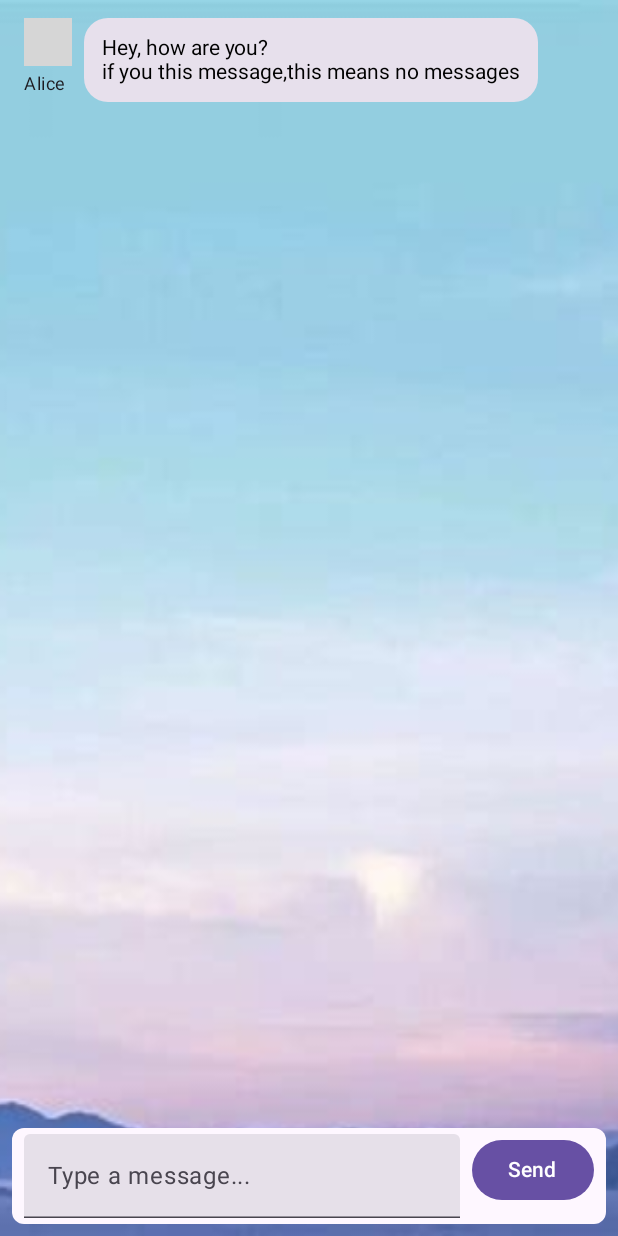
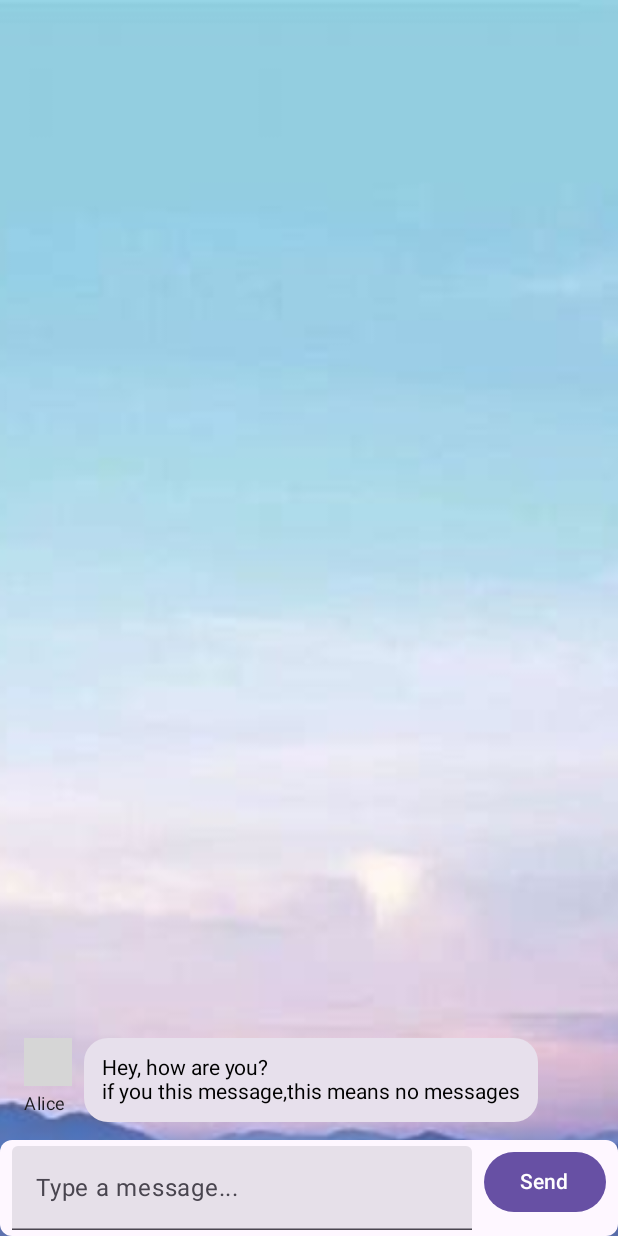
Before and after one commit to AndroidDevTeam-2024/web, an Android app built with Jetpack Compose: the MessagesScreen screen opened through its navigation route, after a tap on "Alice", on a phone screen of 412 x 824 dp. Run offline under Robolectric (Android 15) with nearby library versions, the phone set to English and light mode, and no system bars; libraries missing offline, so code that uses them is left out: com.iflytek.sparkchain; network calls fail; pictures from the network do not load; 3 statements that could not run were skipped; grey boxes are pictures that could not be loaded.

Commit message:
修改聊天高度

```diff
--- a/app/src/main/java/com/example/atry/MessageActivity.kt
+++ b/app/src/main/java/com/example/atry/MessageActivity.kt
@@ -3,6 +3,7 @@ package com.example.atry
 import android.annotation.SuppressLint
 import android.content.Intent
 import android.util.Log
+import androidx.compose.animation.animateContentSize
 import androidx.compose.foundation.Image
 import androidx.compose.foundation.background
 import androidx.compose.foundation.clickable
@@ -24,6 +25,7 @@ import androidx.compose.foundation.shape.RoundedCornerShape
 import androidx.compose.material3.ExperimentalMaterial3Api
 import androidx.compose.material3.Icon
 import androidx.compose.material3.MaterialTheme
+import androidx.compose.material3.Surface
 import androidx.compose.material3.SwipeToDismissBox
 import androidx.compose.material3.SwipeToDismissBoxValue
 import androidx.compose.material3.Text
@@ -249,6 +251,15 @@ fun MessageItem(
     onClick: () -> Unit,
     modifier: Modifier = Modifier
 ) {
+    var isExpanded by remember { mutableStateOf(false) } // 创建一个能够检测卡片是否被展开的变量
+    Surface(
+        shape = MaterialTheme.shapes.medium,
+        modifier = Modifier
+            .padding(all = 8.dp)
+            .clickable { // 添加一个新的 Modifier 扩展方法，可以让元素具有点击的效果
+                isExpanded = !isExpanded // 编写点击的事件内容
+            }
+    ) {
         Row(
             modifier = modifier
                 .fillMaxWidth()
@@ -285,8 +296,12 @@ fun MessageItem(
                 Text(
                     text = message.content,
                     style = MaterialTheme.typography.bodyMedium,
-                color = MaterialTheme.colorScheme.onSurface
+                    color = MaterialTheme.colorScheme.onSurface,
+                    maxLines = if (isExpanded) Int.MAX_VALUE else 1,
+                    // Composable 大小的动画效果
+                    modifier = Modifier.animateContentSize()
                 )
             }
         }
     }
+}
--- a/app/src/main/java/com/example/atry/TalkActivity.kt
+++ b/app/src/main/java/com/example/atry/TalkActivity.kt
@@ -17,12 +17,14 @@ import androidx.compose.foundation.layout.Box
 import androidx.compose.foundation.layout.Column
 import androidx.compose.foundation.layout.Row
 import androidx.compose.foundation.layout.Spacer
+import androidx.compose.foundation.layout.fillMaxHeight
 import androidx.compose.foundation.layout.fillMaxSize
 import androidx.compose.foundation.layout.fillMaxWidth
 import androidx.compose.foundation.layout.height
 import androidx.compose.foundation.layout.padding
 import androidx.compose.foundation.layout.size
 import androidx.compose.foundation.layout.width
+import androidx.compose.foundation.layout.widthIn
 import androidx.compose.foundation.lazy.LazyColumn
 import androidx.compose.foundation.lazy.items
 import androidx.compose.foundation.shape.CircleShape
@@ -153,73 +155,79 @@ class TalkActivity : ComponentActivity() {
                 Column(
                     modifier = Modifier
                         .fillMaxWidth()
-                        .height(700.dp),
-                    verticalArrangement = Arrangement.Top
+                        .fillMaxHeight(),
+                    verticalArrangement = Arrangement.Bottom // 让输入框始终在底部
                 ) {
                     // 聊天消息列表
                     LazyColumn(
                         modifier = Modifier
+                            .fillMaxWidth()
+                            .weight(1f) // 让LazyColumn占据剩余空间，避免与输入框重叠
                             .padding(8.dp),
+                        reverseLayout = true // 设置列表从底部开始增长
                     ) {
-                        items(messages) { message ->
+                        items(messages.reversed()) { message ->
                             ChatBubble(
                                 message = message, senderId = senderId, context = context,
                                 avatar1 = avatar1, avatar2 = avatar2
                             )
                         }
                     }
-                }
-                // 输入栏
-                Column(
-                    modifier = Modifier.fillMaxSize(),
-                    verticalArrangement = Arrangement.Bottom
-                ) {
+
+                    // 输入框和按钮区域
                     Row(
                         modifier = Modifier
-                            .padding(8.dp)
                             .fillMaxWidth()
                             .background(MaterialTheme.colorScheme.surface, RoundedCornerShape(8.dp))
-                            .padding(horizontal = 8.dp, vertical = 4.dp)
+                            .padding(horizontal = 8.dp, vertical = 4.dp),
+                        horizontalArrangement = Arrangement.SpaceBetween // 确保按钮分布均匀
                     ) {
+                        // 输入框
                         TextField(
                             value = newMessage,
                             onValueChange = { newMessage = it },
-                            modifier = Modifier.weight(1f),
+                            modifier = Modifier.weight(1f), // 输入框占据剩余空间
                             placeholder = { Text("Type a message...") },
                             maxLines = 1,
                             colors = TextFieldDefaults.colors(
-                                focusedPrefixColor = Color.Blue, // 聚焦时的前缀颜色
-                                unfocusedPrefixColor = Color.Gray // 未聚焦时的前缀颜色
+                                focusedPrefixColor = Color.Blue,
+                                unfocusedPrefixColor = Color.Gray
                             )
                         )
+
                         Spacer(modifier = Modifier.width(8.dp))
 
                         // 如果 isOrderButtonVisible 为 true，显示 Order 按钮
                         if (isOrder) {
-                            Button(onClick = {
-                                sendOrderMessage(publisher = id1,
-                                    acceptor = senderId, comId.toInt(), messages)
-                            },
+                            Button(
+                                onClick = {
+                                    sendOrderMessage(publisher = id1, acceptor = senderId, comId.toInt(), messages)
+                                },
+                                modifier = Modifier.widthIn(min = 80.dp), // 给按钮设置最小宽度
                                 colors = ButtonDefaults.buttonColors(
-                                    containerColor = Color.Yellow, // 设置按钮背景色为黄色
-                                    contentColor = Color.Black // 设置按钮文字颜色为黑色
+                                    containerColor = Color.Yellow,
+                                    contentColor = Color.Black
                                 )
                             ) {
                                 Text("Order")
                             }
-                            Spacer(modifier = Modifier.width(8.dp))  // 保持按钮之间的间距
+                            Spacer(modifier = Modifier.width(4.dp)) // 按钮间距
                         }
 
                         // 发送消息按钮
-                        Button(onClick = {
-                            if (newMessage.isNotBlank()) {
-                                sendMessage(userId = id1, senderId, newMessage, messages)
-                                newMessage = "" // 清空输入框
-                            }
-                        }) {
+                        Button(
+                            onClick = {
+                                if (newMessage.isNotBlank()) {
+                                    sendMessage(userId = id1, senderId, newMessage, messages)
+                                    newMessage = "" // 清空输入框
+                                }
+                            },
+                            modifier = Modifier.widthIn(min = 80.dp) // 给按钮设置最小宽度
+                        ) {
                             Text("Send")
                         }
                     }
+
                 }
             }
         }
```
Lines whose indentation alone changed are shown as unchanged.
